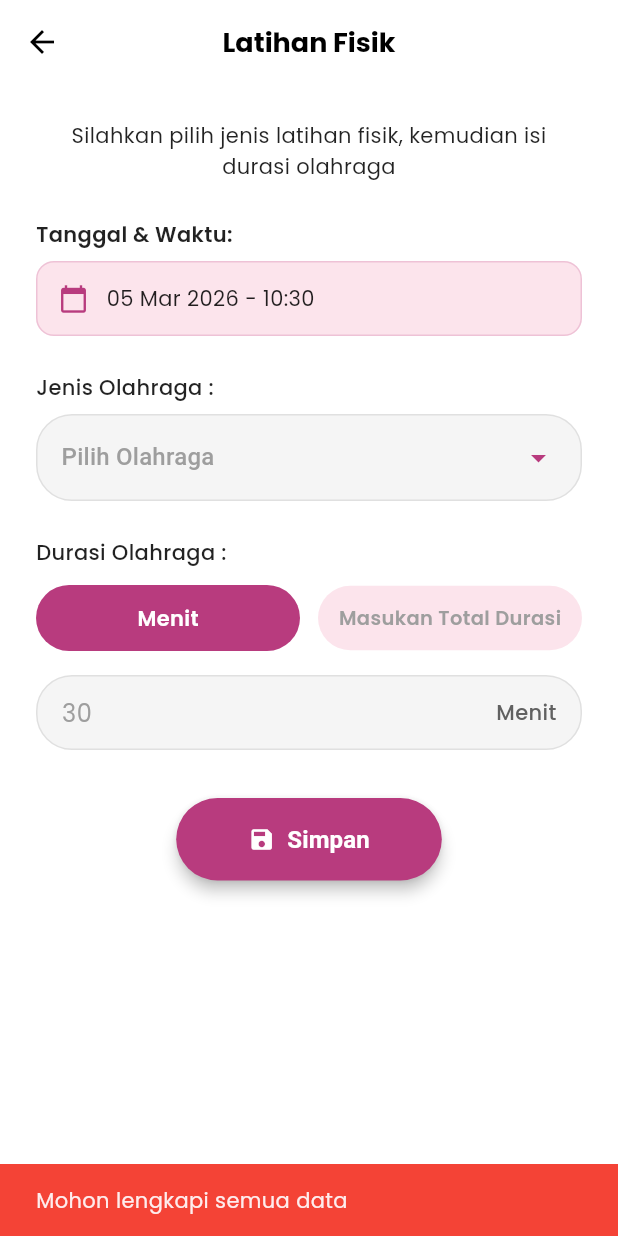
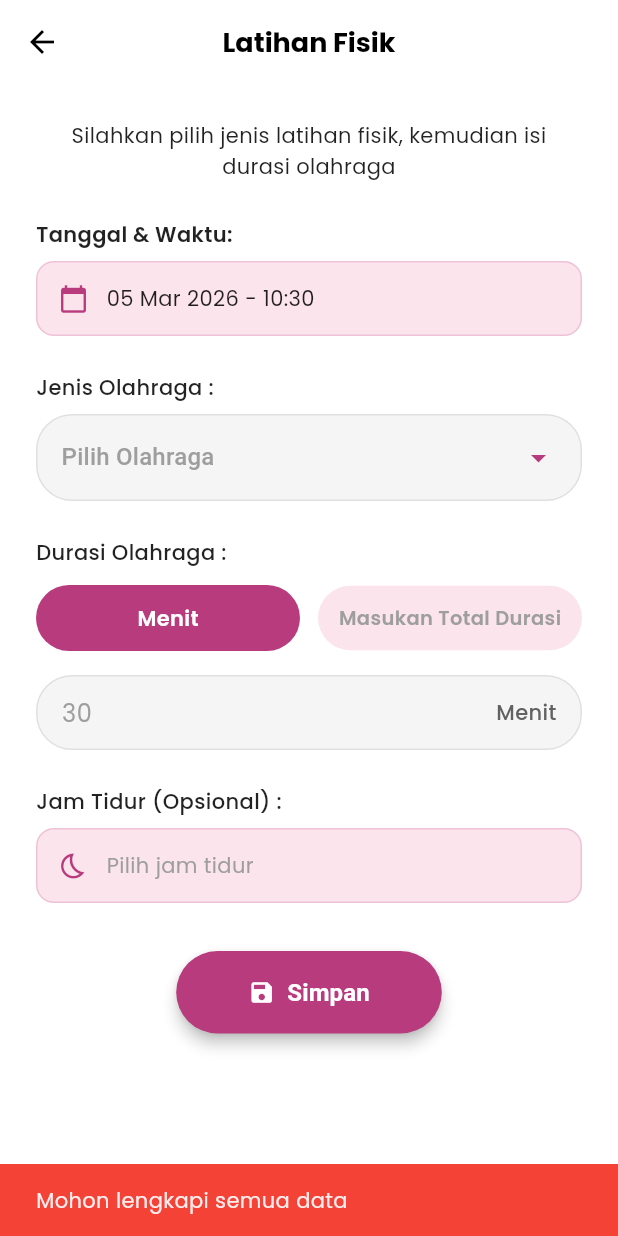
Before and after one commit to yosuatarigan/promedia-v2, a Flutter app: the LatihanFisikScreen screen opened directly, after a tap on "Simpan", on a phone screen of 412 x 824 dp. Run offline on Flutter 3.47's test engine with Material 3 defaults, Android fonts, the phone set to English and light mode, and no system bars; our stand-ins replace cloud_firestore, firebase_auth, firebase_core, firebase_storage, fl_chart, google_fonts and 1 more; accounts and stored records are empty.

Commit message:
feat: tambah field 'Jam Tidur' di form latihan fisik
- Tambah state selectedJamTidur (TimeOfDay, opsional)
- Tambah _selectJamTidur() dengan TimePicker, default 22:00
- UI: picker dengan icon bedtime, tampilkan jam yang dipilih,
  tombol X untuk hapus pilihan
- Simpan jamTidur ke Firestore (null jika tidak diisi)

Co-Authored-By: Claude Sonnet 4.6 <noreply@anthropic.com>

```diff
--- a/lib/latihan_fisik_screen.dart
+++ b/lib/latihan_fisik_screen.dart
@@ -21,6 +21,7 @@ class _LatihanFisikScreenState extends State<LatihanFisikScreen> {
 
   DateTime selectedDate = DateTime.now();
   TimeOfDay selectedJam = TimeOfDay.now();
+  TimeOfDay? selectedJamTidur;
 
   final List<String> daftarOlahraga = [
     'Jalan Kaki',
@@ -42,6 +43,17 @@ class _LatihanFisikScreenState extends State<LatihanFisikScreen> {
   void dispose() {
     _durasiController.dispose();
     super.dispose();
+  }
+
+  Future<void> _selectJamTidur() async {
+    final time = await showTimePicker(
+      context: context,
+      initialTime: selectedJamTidur ?? const TimeOfDay(hour: 22, minute: 0),
+      helpText: 'Pilih Jam Tidur',
+    );
+    if (time != null) {
+      setState(() => selectedJamTidur = time);
+    }
   }
 
   Future<void> _selectDateTime() async {
@@ -144,6 +156,9 @@ class _LatihanFisikScreenState extends State<LatihanFisikScreen> {
         'rekomendasi': rekomendasi,
         'tanggal': Timestamp.fromDate(dateTime),
         'jam': '${selectedJam.hour.toString().padLeft(2, '0')}:${selectedJam.minute.toString().padLeft(2, '0')}',
+        'jamTidur': selectedJamTidur != null
+            ? '${selectedJamTidur!.hour.toString().padLeft(2, '0')}:${selectedJamTidur!.minute.toString().padLeft(2, '0')}'
+            : null,
         'createdAt': FieldValue.serverTimestamp(),
       });
 
@@ -805,6 +820,53 @@ class _LatihanFisikScreenState extends State<LatihanFisikScreen> {
                     ],
                   ),
                 ),
+                const SizedBox(height: 24),
+
+                // Jam Tidur
+                const Text(
+                  'Jam Tidur (Opsional) :',
+                  style: TextStyle(fontSize: 14, fontWeight: FontWeight.w500),
+                ),
+                const SizedBox(height: 8),
+                GestureDetector(
+                  onTap: _selectJamTidur,
+                  child: Container(
+                    padding: const EdgeInsets.all(14),
+                    decoration: BoxDecoration(
+                      color: const Color(0xFFFCE4EC),
+                      borderRadius: BorderRadius.circular(12),
+                      border: Border.all(
+                        color: const Color(0xFFB83B7E).withOpacity(0.2),
+                      ),
+                    ),
+                    child: Row(
+                      children: [
+                        const Icon(Icons.bedtime_outlined,
+                            color: Color(0xFFB83B7E), size: 20),
+                        const SizedBox(width: 12),
+                        Text(
+                          selectedJamTidur != null
+                              ? '${selectedJamTidur!.hour.toString().padLeft(2, '0')}:${selectedJamTidur!.minute.toString().padLeft(2, '0')} WIB'
+                              : 'Pilih jam tidur',
+                          style: TextStyle(
+                            fontSize: 14,
+                            color: selectedJamTidur != null
+                                ? Colors.black87
+                                : Colors.grey,
+                          ),
+                        ),
+                        const Spacer(),
+                        if (selectedJamTidur != null)
+                          GestureDetector(
+                            onTap: () =>
+                                setState(() => selectedJamTidur = null),
+                            child: const Icon(Icons.close,
+                                size: 18, color: Colors.grey),
+                          ),
+                      ],
+                    ),
+                  ),
+                ),
                 const SizedBox(height: 32),
 
                 // Tombol Simpan
```
